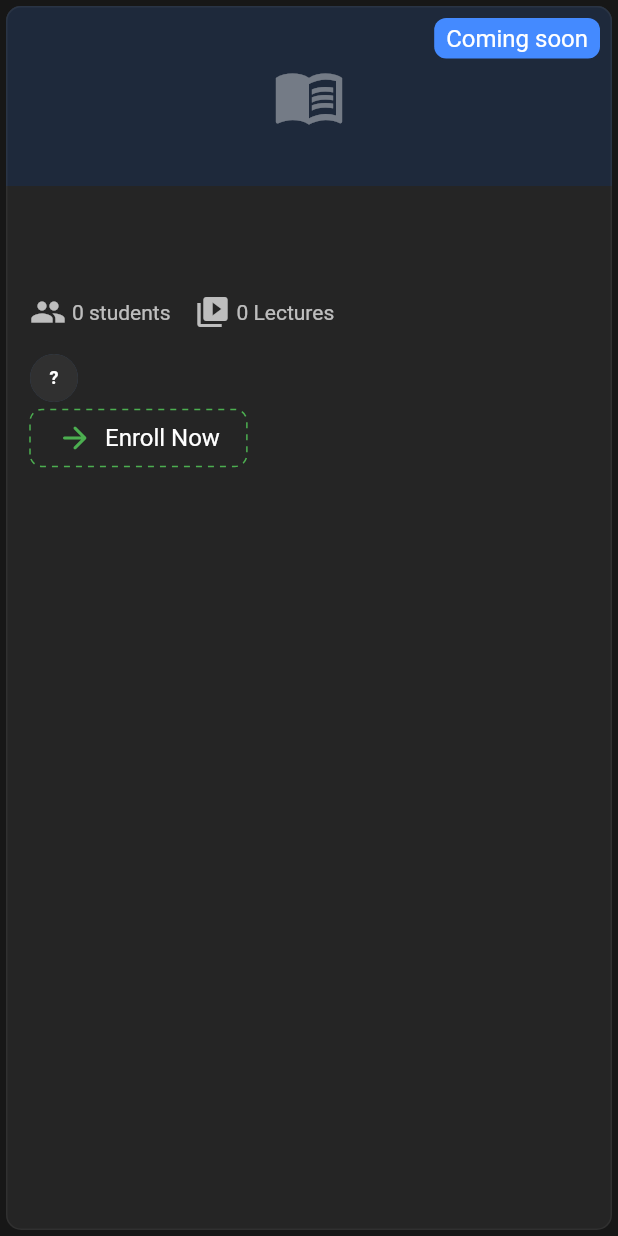
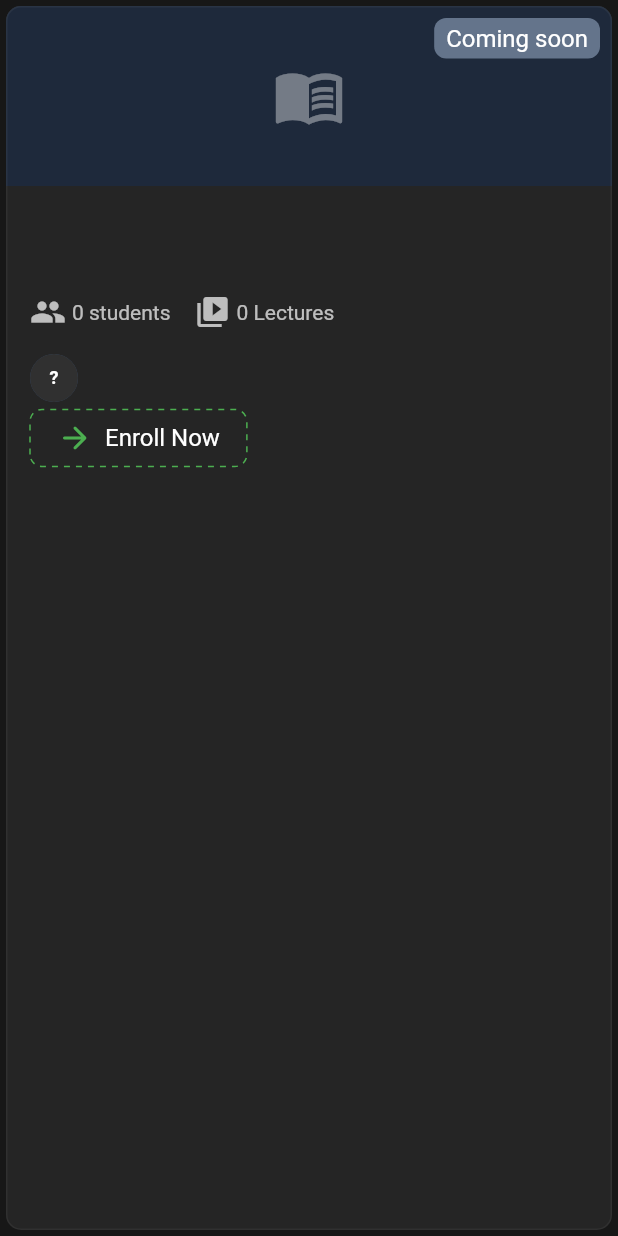
Before and after one commit to ThearyCoding/Only-Dev, a Flutter app: the CourseCardV2 widget shown alone on an empty page, opened directly with empty values, on a phone screen of 412 x 824 dp. Run offline on Flutter 3.47's test engine with Material 3 defaults, Android fonts, the phone set to English and light mode, and no system bars; drawn by our look-alikes of dotted_border, zoom_tap_animation; our stand-ins replace animated_background, animated_text_kit, animated_theme_switcher, badges, cached_network_image, carousel_slider and 35 more; missing offline and left inert: colorful_progress_indicators, linkfy_text, loading_btn, numeral, random_avatar, toastify_flutter; accounts and stored records are empty; network calls fail; statements that could not run were skipped.

Commit message:
feat(theme): centralize design system in AppStyle (lib/core/app_style.dart) with primary green

```diff
--- /dev/null
+++ b/only_dev_app/lib/core/app_style.dart
@@ -0,0 +1,77 @@
+import 'package:flutter/material.dart';
+
+/// Centralized Design System & Colors for Only Dev
+class AppStyle {
+  AppStyle._();
+
+  // ---------------------------------------------------------------------------
+  // Brand Colors
+  // ---------------------------------------------------------------------------
+  /// Main Brand Primary Color
+  static const Color primaryColor = Colors.green;
+  static const Color primary = Colors.green;
+  static final Color primaryLight = Colors.green.shade400;
+  static final Color primaryDark = Colors.green.shade700;
+
+  /// Secondary Accent
+  static const Color secondaryColor = Color(0xFF64748B);
+  static const Color secondary = Color(0xFF64748B);
+
+  // ---------------------------------------------------------------------------
+  // Status & Semantic Colors
+  // ---------------------------------------------------------------------------
+  static const Color success = Colors.green;
+  static const Color error = Color(0xFFEF4444);
+  static const Color warning = Color(0xFFF59E0B);
+  static const Color info = Color(0xFF3B82F6);
+
+  // ---------------------------------------------------------------------------
+  // Surfaces & Backgrounds
+  // ---------------------------------------------------------------------------
+  static const Color darkBackground = Color(0xFF171717);
+  static const Color darkSurface = Color(0xFF212121);
+  static const Color lightBackground = Colors.white;
+  static const Color lightSurface = Color(0xFFECECEC);
+
+  // ---------------------------------------------------------------------------
+  // Radii
+  // ---------------------------------------------------------------------------
+  static const double radiusSm = 6.0;
+  static const double radiusMd = 10.0;
+  static const double radiusLg = 14.0;
+  static const double radiusXl = 20.0;
+  static const double radiusRound = 999.0;
+
+  // ---------------------------------------------------------------------------
+  // Common Text Styles
+  // ---------------------------------------------------------------------------
+  static const TextStyle heading1 = TextStyle(
+    fontSize: 24,
+    fontWeight: FontWeight.bold,
+    letterSpacing: -0.5,
+  );
+
+  static const TextStyle heading2 = TextStyle(
+    fontSize: 20,
+    fontWeight: FontWeight.bold,
+    letterSpacing: -0.4,
+  );
+
+  static const TextStyle heading3 = TextStyle(
+    fontSize: 16,
+    fontWeight: FontWeight.w600,
+  );
+
+  static const TextStyle body = TextStyle(
+    fontSize: 14,
+    fontWeight: FontWeight.normal,
+  );
+
+  static const TextStyle caption = TextStyle(
+    fontSize: 12,
+    fontWeight: FontWeight.w500,
+  );
+}
+
+/// Semantic alias for color-focused usages
+typedef AppColors = AppStyle;
--- a/only_dev_app/lib/core/colors.dart
+++ b/only_dev_app/lib/core/colors.dart
@@ -1,10 +1,11 @@
 // base Color for shimmer
 import 'package:flutter/material.dart';
+
+export 'app_style.dart';
 
 Color baseColorDark = Colors.grey[800]!;
 Color baseColorLight = Colors.grey[300]!;
 
-
 // highlightColor for shimmer
 Color highlightColorDark = Colors.grey[600]!;
 Color highlightColorLight = Colors.grey[100]!;
--- a/only_dev_app/lib/theme/custom_theme.dart
+++ b/only_dev_app/lib/theme/custom_theme.dart
@@ -1,59 +1,55 @@
 import 'package:flutter/material.dart';
+import 'package:only_dev_app/core/app_style.dart';
 
 class CustomThemes {
   static final lightTheme = ThemeData(
-    primaryColor: Colors.blue,
+    primaryColor: AppStyle.primaryColor,
     useMaterial3: false,
     brightness: Brightness.light,
-    scaffoldBackgroundColor: Colors.white,
-    colorScheme: ColorScheme.light(
-      surface: const Color(0xffECECEC),
-      secondary: Colors.grey[300]!,
-      primaryContainer: Colors.blueAccent,
+    scaffoldBackgroundColor: AppStyle.lightBackground,
+    colorScheme: const ColorScheme.light(
+      primary: AppStyle.primaryColor,
+      surface: AppStyle.lightSurface,
+      secondary: Color(0xffE0E0E0),
+      primaryContainer: AppStyle.primaryColor,
     ),
-
     appBarTheme: const AppBarTheme(
-
-      backgroundColor: Colors.blue,
-      iconTheme: IconThemeData(color: Colors.grey),
+      backgroundColor: AppStyle.primaryColor,
+      iconTheme: IconThemeData(color: Colors.white),
       titleTextStyle: TextStyle(
-        color: Colors.black,
+        color: Colors.white,
         fontSize: 20,
-        fontFamily: 'NotoSansKhmer'
-      )
+        fontFamily: 'NotoSansKhmer',
+      ),
     ),
     textTheme: const TextTheme(
       bodyLarge: TextStyle(color: Colors.black),
       bodyMedium: TextStyle(color: Colors.black87),
       displayLarge: TextStyle(color: Colors.black),
-
     ),
     primaryTextTheme: const TextTheme(
       bodyLarge: TextStyle(color: Colors.black),
       bodyMedium: TextStyle(color: Colors.black87),
       displayLarge: TextStyle(color: Colors.black),
-
     ),
-
     iconTheme: const IconThemeData(color: Colors.black),
     primaryIconTheme: const IconThemeData(color: Colors.grey),
   );
 
   static final darkTheme = ThemeData(
-    primaryColor: Colors.blueGrey,
+    primaryColor: AppStyle.primaryColor,
     useMaterial3: false,
     brightness: Brightness.dark,
-    scaffoldBackgroundColor: const Color(0xff171717),
+    scaffoldBackgroundColor: AppStyle.darkBackground,
     colorScheme: ColorScheme.dark(
-      surface: const Color(0xff212121),
+      primary: AppStyle.primaryColor,
+      surface: AppStyle.darkSurface,
       secondary: Colors.grey[800]!,
-      primaryContainer: Colors.blueAccent,
-
+      primaryContainer: AppStyle.primaryColor,
     ),
     appBarTheme: const AppBarTheme(
-      backgroundColor: Colors.blueGrey,
+      backgroundColor: AppStyle.darkBackground,
       iconTheme: IconThemeData(color: Colors.white),
-
     ),
     textTheme: const TextTheme(
       bodyLarge: TextStyle(color: Colors.white),
@@ -64,7 +60,6 @@ class CustomThemes {
       bodyLarge: TextStyle(color: Colors.white),
       bodyMedium: TextStyle(color: Colors.white70),
       displayLarge: TextStyle(color: Colors.white),
-
     ),
     iconTheme: const IconThemeData(
         color: Colors.grey),
--- a/only_dev_app/lib/widgets/cards/build_course_card_widget_ui_v2.dart
+++ b/only_dev_app/lib/widgets/cards/build_course_card_widget_ui_v2.dart
@@ -1,6 +1,7 @@
 import 'package:flutter/material.dart';
 import 'package:go_router/go_router.dart';
 import 'package:google_fonts/google_fonts.dart';
+import 'package:only_dev_app/core/app_style.dart';
 import 'package:zoom_tap_animation/zoom_tap_animation.dart';
 import '../app_widgets/app_image_widget.dart';
 import '../../routes/app_routes.dart';
@@ -58,7 +59,7 @@ class CourseCardV2 extends StatelessWidget {
     final textColor = isDarkMode ? Colors.white : Colors.black;
     final secondaryTextColor = isDarkMode ? Colors.white70 : Colors.black87;
     final localization = AppLocalizations.of(context);
-    const buttonColor = Colors.green;
+    const buttonColor = AppStyle.primaryColor;
 
     return ZoomTapAnimation(
       onTap: () => _navigation(context, localization),
@@ -117,11 +118,11 @@ class CourseCardV2 extends StatelessWidget {
                       color: (course.price == 0 || course.price == null) &&
                               (course.status == "active" ||
                                   course.status == "published")
-                          ? Colors.green
+                          ? AppStyle.primaryColor
                           : (course.status == "active" ||
                                   course.status == "published")
-                              ? Colors.green
-                              : Colors.blueAccent,
+                              ? AppStyle.primaryColor
+                              : AppStyle.secondaryColor,
                       borderRadius: BorderRadius.circular(8),
                     ),
                     child: Text(
```
Also changed, not shown: only_dev_app/lib/features/courses/view/course_detail_view.dart (+6 -5 lines), only_dev_app/lib/features/home/view/home_screen.dart (+5 -4 lines), only_dev_app/lib/features/home/view/main_screen.dart (+5 -4 lines), only_dev_app/lib/widgets/course-widget/build_course_curriculum.dart (+4 -3 lines).
